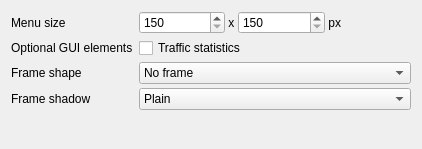
This is tray/gui/appearanceoptionpage.ui in Martchus/syncthingtray as Qt 5 draws it before an edit. The edited form follows.
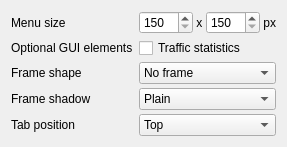
This is the edited form. Icons and pictures are not drawn.

Diff of the .ui file:
```diff
--- a/tray/gui/appearanceoptionpage.ui
+++ b/tray/gui/appearanceoptionpage.ui
@@ -2,14 +2,6 @@
 <ui version="4.0">
  <class>QtGui::AppearanceOptionPage</class>
  <widget class="QWidget" name="QtGui::AppearanceOptionPage">
-  <property name="geometry">
-   <rect>
-    <x>0</x>
-    <y>0</y>
-    <width>422</width>
-    <height>149</height>
-   </rect>
-  </property>
   <property name="windowTitle">
    <string>Appearance</string>
   </property>
@@ -155,6 +147,37 @@
      </item>
     </widget>
    </item>
+   <item row="5" column="0">
+    <widget class="QLabel" name="tabPosLabel">
+     <property name="text">
+      <string>Tab position</string>
+     </property>
+    </widget>
+   </item>
+   <item row="5" column="1">
+    <widget class="QComboBox" name="tabPosComboBox">
+     <item>
+      <property name="text">
+       <string>Top</string>
+      </property>
+     </item>
+     <item>
+      <property name="text">
+       <string>Bottom</string>
+      </property>
+     </item>
+     <item>
+      <property name="text">
+       <string>Left</string>
+      </property>
+     </item>
+     <item>
+      <property name="text">
+       <string>Right</string>
+      </property>
+     </item>
+    </widget>
+   </item>
   </layout>
  </widget>
  <resources/>
```
